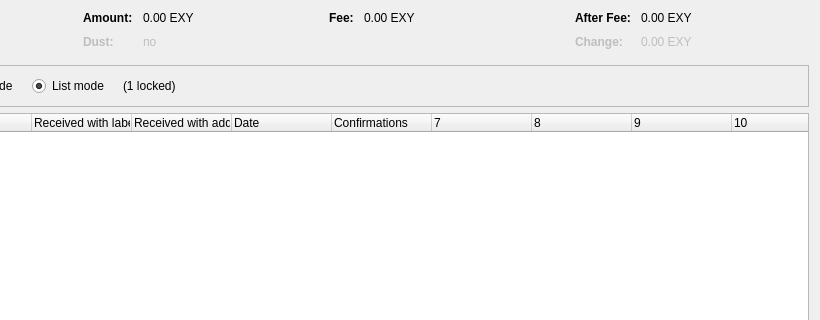
First picture: the form in src/qt/forms/coincontroldialog.ui, repository LucienZerger/straya-coin-dev, before the edit; both pictures show x 180 to 1000 and y 0 to 320 of the 1000 by 500 pixel window.
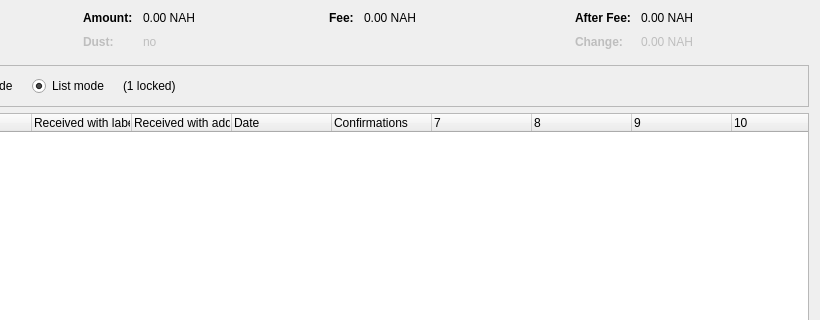
Second picture: the form after the edit. Custom widgets are drawn as their Qt base class.

```diff
--- a/src/qt/forms/coincontroldialog.ui
+++ b/src/qt/forms/coincontroldialog.ui
@@ -132,7 +132,7 @@
           <enum>Qt::ActionsContextMenu</enum>
          </property>
          <property name="text">
-          <string notr="true">0.00 EXY</string>
+          <string notr="true">0.00 NAH</string>
          </property>
          <property name="textInteractionFlags">
           <set>Qt::LinksAccessibleByMouse|Qt::TextSelectableByKeyboard|Qt::TextSelectableByMouse</set>
@@ -212,7 +212,7 @@
           <enum>Qt::ActionsContextMenu</enum>
          </property>
          <property name="text">
-          <string notr="true">0.00 EXY</string>
+          <string notr="true">0.00 NAH</string>
          </property>
          <property name="textInteractionFlags">
           <set>Qt::LinksAccessibleByMouse|Qt::TextSelectableByKeyboard|Qt::TextSelectableByMouse</set>
@@ -257,7 +257,7 @@
           <enum>Qt::ActionsContextMenu</enum>
          </property>
          <property name="text">
-          <string notr="true">0.00 EXY</string>
+          <string notr="true">0.00 NAH</string>
          </property>
          <property name="textInteractionFlags">
           <set>Qt::LinksAccessibleByMouse|Qt::TextSelectableByKeyboard|Qt::TextSelectableByMouse</set>
@@ -292,7 +292,7 @@
           <enum>Qt::ActionsContextMenu</enum>
          </property>
          <property name="text">
-          <string notr="true">0.00 EXY</string>
+          <string notr="true">0.00 NAH</string>
          </property>
          <property name="textInteractionFlags">
           <set>Qt::LinksAccessibleByMouse|Qt::TextSelectableByKeyboard|Qt::TextSelectableByMouse</set>
```
